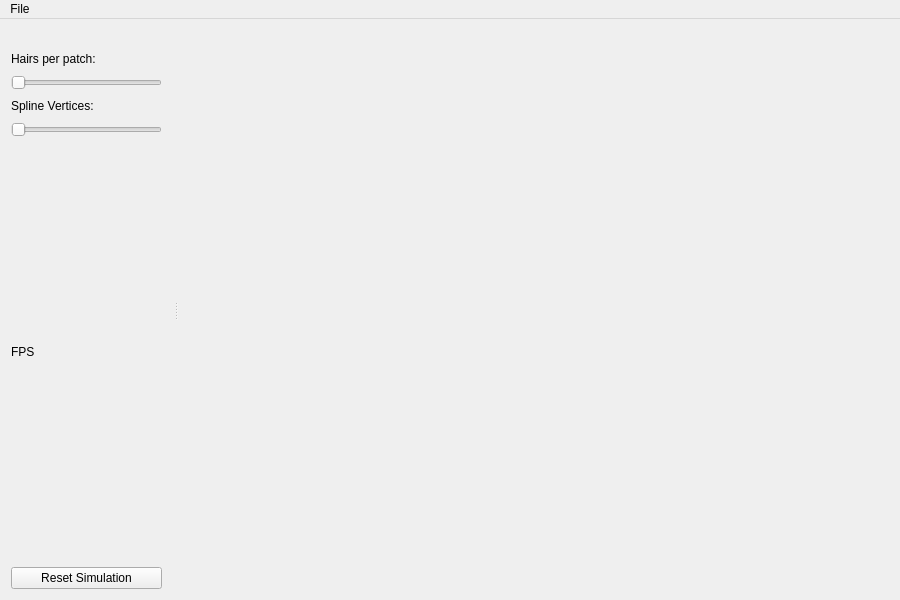
Old version of the form src/mainwindow.ui in the repository mravella/hair.
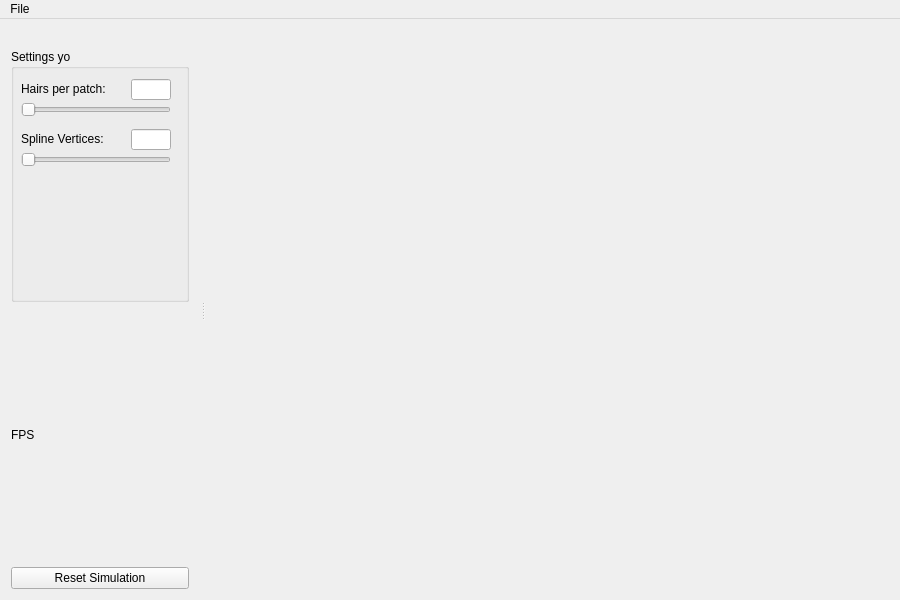
New version of the form.

Diff of the .ui file:
```diff
--- a/src/mainwindow.ui
+++ b/src/mainwindow.ui
@@ -34,8 +34,8 @@
   <widget class="QDockWidget" name="settingsDock">
    <property name="minimumSize">
     <size>
-     <width>173</width>
-     <height>217</height>
+     <width>200</width>
+     <height>289</height>
     </size>
    </property>
    <property name="features">
@@ -50,10 +50,34 @@
     </property>
     <layout class="QVBoxLayout" name="settingsLayout">
      <item>
+      <widget class="QGroupBox" name="groupBox">
+       <property name="minimumSize">
+        <size>
+         <width>170</width>
+         <height>0</height>
+        </size>
+       </property>
+       <property name="maximumSize">
+        <size>
+         <width>180</width>
+         <height>16777215</height>
+        </size>
+       </property>
+       <property name="title">
+        <string>Settings yo</string>
+       </property>
       <widget class="QLabel" name="label">
+        <property name="geometry">
+         <rect>
+          <x>10</x>
+          <y>30</y>
+          <width>100</width>
+          <height>20</height>
+         </rect>
+        </property>
        <property name="maximumSize">
         <size>
-         <width>180</width>
+          <width>110</width>
          <height>20</height>
         </size>
        </property>
@@ -61,9 +85,34 @@
         <string>Hairs per patch:</string>
        </property>
       </widget>
-     </item>
-     <item>
+       <widget class="QLineEdit" name="inputHairsPerPatch">
+        <property name="geometry">
+         <rect>
+          <x>120</x>
+          <y>30</y>
+          <width>40</width>
+          <height>21</height>
+         </rect>
+        </property>
+        <property name="maximumSize">
+         <size>
+          <width>40</width>
+          <height>16777215</height>
+         </size>
+        </property>
+        <property name="readOnly">
+         <bool>true</bool>
+        </property>
+       </widget>
       <widget class="QSlider" name="sliderHairsPerPatch">
+        <property name="geometry">
+         <rect>
+          <x>10</x>
+          <y>50</y>
+          <width>150</width>
+          <height>22</height>
+         </rect>
+        </property>
        <property name="minimum">
         <number>1</number>
        </property>
@@ -74,9 +123,15 @@
         <enum>Qt::Horizontal</enum>
        </property>
       </widget>
-     </item>
-     <item>
       <widget class="QLabel" name="label_2">
+        <property name="geometry">
+         <rect>
+          <x>10</x>
+          <y>80</y>
+          <width>166</width>
+          <height>20</height>
+         </rect>
+        </property>
        <property name="maximumSize">
         <size>
          <width>180</width>
@@ -87,9 +142,15 @@
         <string>Spline Vertices:</string>
        </property>
       </widget>
-     </item>
-     <item>
-      <widget class="QSlider" name="sliderNumSplineVertices">
+       <widget class="QSlider" name="sliderSplineVertices">
+        <property name="geometry">
+         <rect>
+          <x>10</x>
+          <y>100</y>
+          <width>150</width>
+          <height>22</height>
+         </rect>
+        </property>
        <property name="minimum">
         <number>2</number>
        </property>
@@ -99,6 +160,26 @@
        <property name="orientation">
         <enum>Qt::Horizontal</enum>
        </property>
+       </widget>
+       <widget class="QLineEdit" name="inputSplineVertices">
+        <property name="geometry">
+         <rect>
+          <x>120</x>
+          <y>80</y>
+          <width>40</width>
+          <height>21</height>
+         </rect>
+        </property>
+        <property name="maximumSize">
+         <size>
+          <width>40</width>
+          <height>16777215</height>
+         </size>
+        </property>
+        <property name="readOnly">
+         <bool>true</bool>
+        </property>
+       </widget>
       </widget>
      </item>
      <item>
```
Lines whose indentation alone changed are shown as unchanged.
